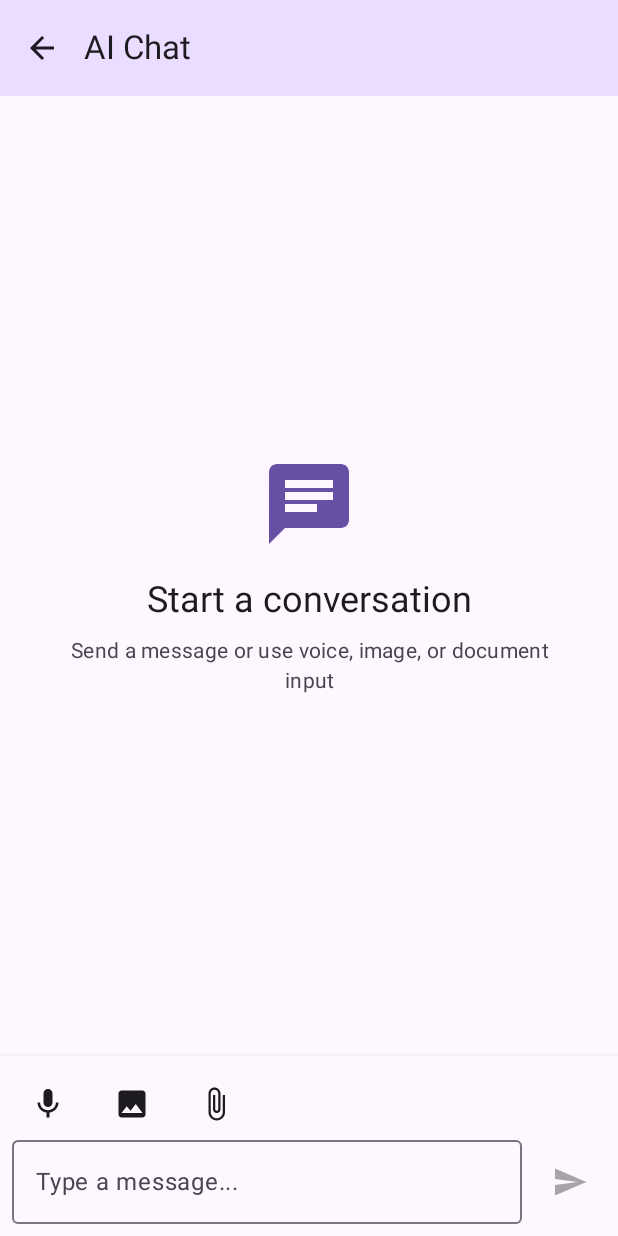
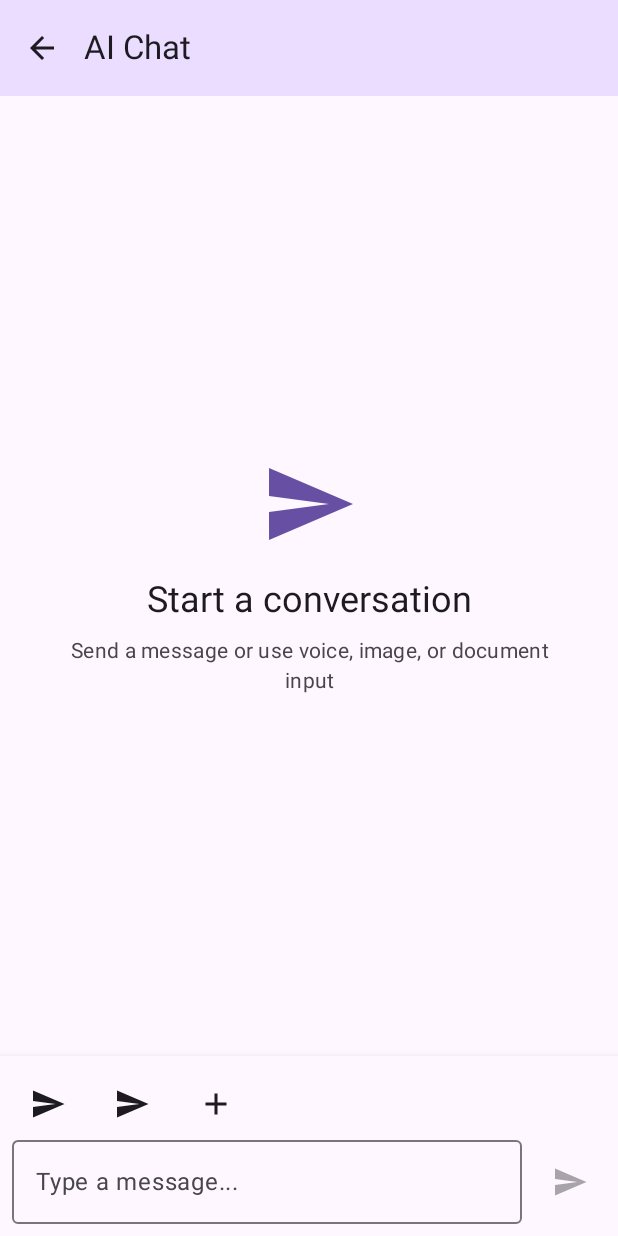
Before and after one commit to catsoft/adaptive_chat, an Android app built with Jetpack Compose: the screen it shows after launch (MainActivity), after a tap on an icon or button, on a phone screen of 412 x 824 dp. Run offline under Robolectric (Android 15) with nearby library versions, the phone set to English and light mode, and no system bars; 1 other tap on this screen came first.

Commit message:
Icons fix

```diff
--- a/shared/src/commonMain/kotlin/com/catsoft/adaptivechat/ui/ChatScreen.kt
+++ b/shared/src/commonMain/kotlin/com/catsoft/adaptivechat/ui/ChatScreen.kt
@@ -75,13 +75,13 @@ fun ChatScreen(
                         horizontalArrangement = Arrangement.spacedBy(8.dp)
                     ) {
                         IconButton(onClick = onVoiceInput) {
-                            Icon(Icons.Default.Mic, "Voice input")
+                            Icon(Icons.Default.Send, "Voice input")
                         }
                         IconButton(onClick = onImageInput) {
-                            Icon(Icons.Default.Image, "Image input")
+                            Icon(Icons.Default.Send, "Image input")
                         }
                         IconButton(onClick = onDocumentInput) {
-                            Icon(Icons.Default.AttachFile, "Document input")
+                            Icon(Icons.Default.Add, "Document input")
                         }
                     }
 
@@ -129,7 +129,7 @@ fun ChatScreen(
                     verticalArrangement = Arrangement.Center
                 ) {
                     Icon(
-                        imageVector = Icons.Default.Chat,
+                        imageVector = Icons.Default.Send,
                         contentDescription = null,
                         modifier = Modifier.size(64.dp),
                         tint = MaterialTheme.colorScheme.primary
@@ -213,10 +213,10 @@ fun MessageBubble(message: Message) {
                     ) {
                         Icon(
                             imageVector = when (message.type) {
-                                MessageType.VOICE -> Icons.Default.Mic
-                                MessageType.IMAGE -> Icons.Default.Image
-                                MessageType.DOCUMENT -> Icons.Default.AttachFile
-                                else -> Icons.Default.Message
+                                MessageType.VOICE -> Icons.Default.Send
+                                MessageType.IMAGE -> Icons.Default.Send
+                                MessageType.DOCUMENT -> Icons.Default.Send
+                                else -> Icons.Default.Send
                             },
                             contentDescription = null,
                             modifier = Modifier.size(16.dp),
--- a/shared/src/commonMain/kotlin/com/catsoft/adaptivechat/ui/ConversationsScreen.kt
+++ b/shared/src/commonMain/kotlin/com/catsoft/adaptivechat/ui/ConversationsScreen.kt
@@ -6,7 +6,7 @@ import androidx.compose.foundation.lazy.LazyColumn
 import androidx.compose.foundation.lazy.items
 import androidx.compose.foundation.shape.RoundedCornerShape
 import androidx.compose.material.icons.Icons
-import androidx.compose.material.icons.filled.Chat
+import androidx.compose.material.icons.filled.Add
 import androidx.compose.material.icons.filled.Menu
 import androidx.compose.material3.*
 import androidx.compose.runtime.Composable
@@ -47,7 +47,7 @@ fun ConversationsScreen(
             FloatingActionButton(
                 onClick = onNavigateToAgents
             ) {
-                Icon(Icons.Default.Chat, "New chat")
+                Icon(Icons.Default.Add, "New chat")
             }
         }
     ) { paddingValues ->
@@ -66,7 +66,7 @@ fun ConversationsScreen(
                     verticalArrangement = Arrangement.Center
                 ) {
                     Icon(
-                        imageVector = Icons.Default.Chat,
+                        imageVector = Icons.Default.Add,
                         contentDescription = null,
                         modifier = Modifier.size(64.dp),
                         tint = MaterialTheme.colorScheme.primary
@@ -120,7 +120,7 @@ fun ConversationItem(
             verticalAlignment = Alignment.CenterVertically
         ) {
             Icon(
-                imageVector = Icons.Default.Chat,
+                imageVector = Icons.Default.Add,
                 contentDescription = null,
                 modifier = Modifier.size(40.dp),
                 tint = MaterialTheme.colorScheme.primary
```
